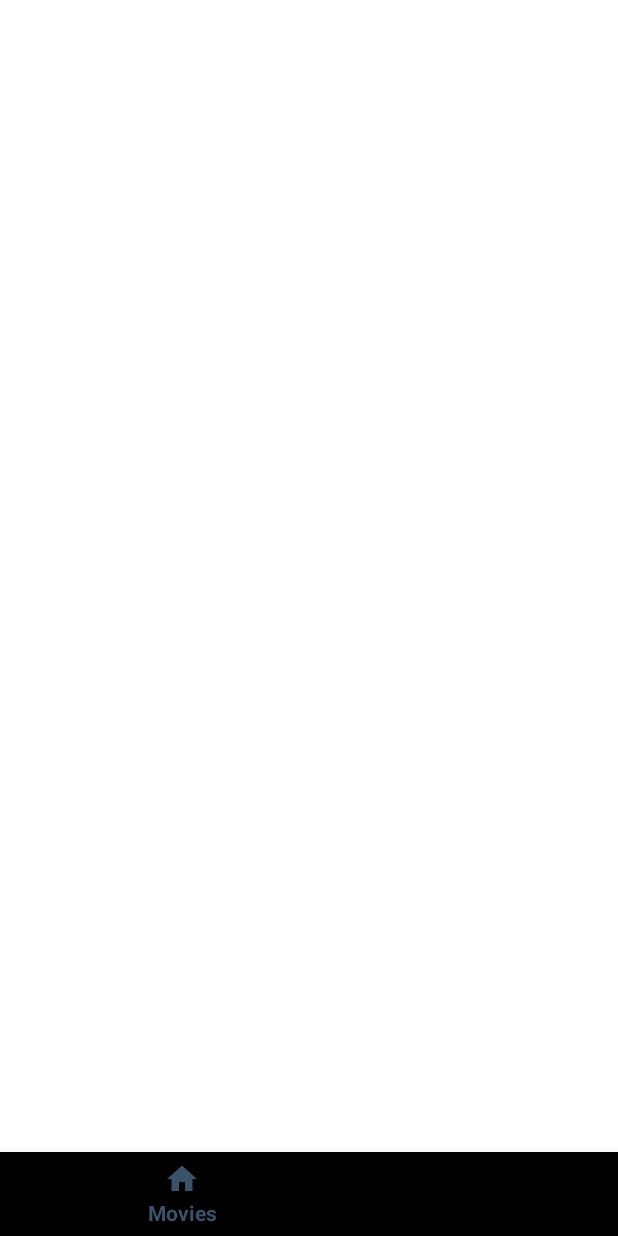
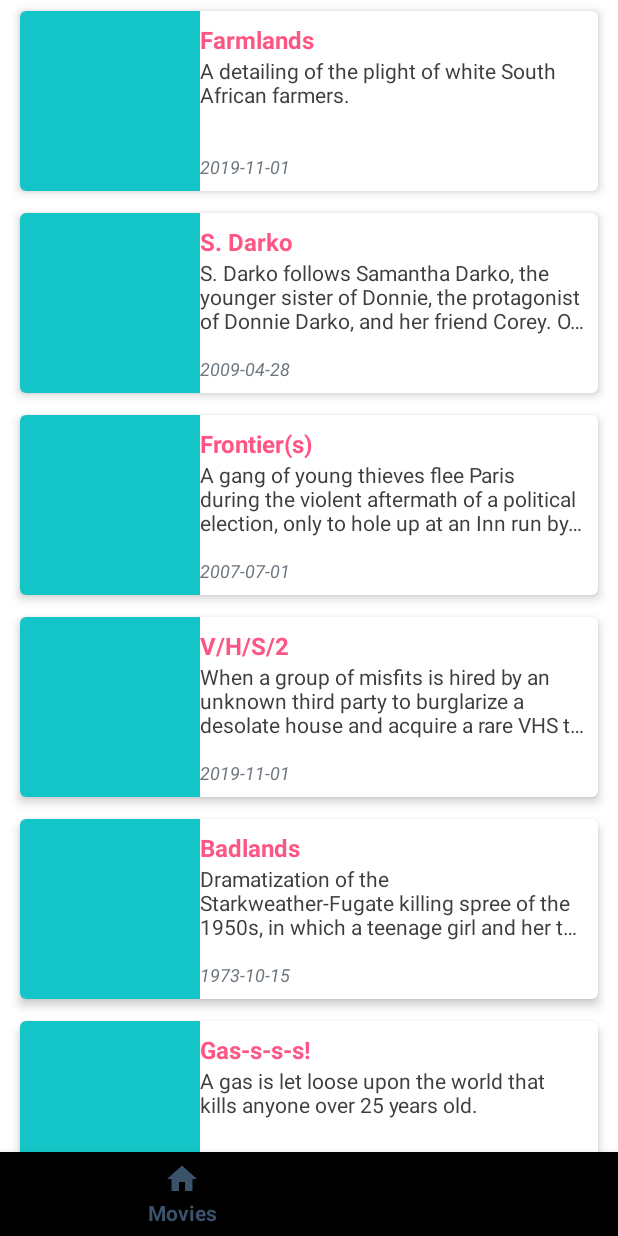
Before and after one commit to amukancabbage/movies_jetpack, an Android app: the screen it shows after launch (HomeActivity), on a phone screen of 412 x 824 dp. Run offline under Robolectric (Android 15) with nearby library versions, the phone set to English and light mode, and no system bars; our stand-ins replace data binding; pictures from the network do not load; 1 statement that could not run was skipped.

Commit message:
unit testing sederhana dengan data dummy

```diff
--- a/app/build.gradle
+++ b/app/build.gradle
@@ -81,6 +81,7 @@ dependencies {
     testImplementation "org.hamcrest:hamcrest-all:$hamcrestVersion"
     testImplementation "org.mockito:mockito-core:$mockitoVersion"
     testImplementation "androidx.arch.core:core-testing:$archLifecycleVersion"
+    testImplementation "org.mockito:mockito-inline:$mockitoVersion"
 
 
     // Dependencies for Android unit tests
--- a/app/src/main/java/com/example/moviesjetpack/ui/movies/MoviesFragment.kt
+++ b/app/src/main/java/com/example/moviesjetpack/ui/movies/MoviesFragment.kt
@@ -12,7 +12,6 @@ import androidx.databinding.DataBindingUtil
 import androidx.lifecycle.Observer
 import androidx.lifecycle.ViewModelProviders
 import androidx.recyclerview.widget.LinearLayoutManager
-import androidx.recyclerview.widget.RecyclerView
 
 import com.example.moviesjetpack.R
 import com.example.moviesjetpack.model.MoviesEntity
@@ -47,7 +46,8 @@ class MoviesFragment : Fragment(),MoviesNavigator {
         binding.recyclerView.layoutManager = LinearLayoutManager(activity)
         viewModel = ViewModelProviders.of(this).get(MoviesViewModel::class.java)
         viewModel.setNavigator(this)
-        viewModel.setMoviesLiveData()
+//        viewModel.setMoviesLiveData()
+        viewModel.setMoviesDummy()
         viewModel.getMoviesLiveData().observe(this, Observer { moviesEntity ->
             binding.recyclerView.adapter = MoviesAdapter(moviesEntity, viewModel)
         })
--- a/app/src/main/java/com/example/moviesjetpack/ui/movies/MoviesViewModel.kt
+++ b/app/src/main/java/com/example/moviesjetpack/ui/movies/MoviesViewModel.kt
@@ -5,15 +5,21 @@ import androidx.lifecycle.LiveData
 import androidx.lifecycle.MutableLiveData
 import androidx.lifecycle.ViewModel
 import com.example.moviesjetpack.data.Repository
+import com.example.moviesjetpack.data.RetrofitServices
 import com.example.moviesjetpack.model.*
+import com.example.moviesjetpack.utils.DataDummy
 import retrofit2.Call
 import retrofit2.Callback
 import retrofit2.Response
 
 class MoviesViewModel : ViewModel() {
 
-    private val listMovies = MutableLiveData<ArrayList<MoviesEntity>>()
+    val listMovies = MutableLiveData<ArrayList<MoviesEntity>>()
     lateinit var moviesNavigator : MoviesNavigator
+    lateinit var movieServices :RetrofitServices
+
+
+
 
     fun setNavigator(moviesNavigator: MoviesNavigator){
         this.moviesNavigator = moviesNavigator
@@ -26,9 +32,10 @@ class MoviesViewModel : ViewModel() {
     internal fun setMoviesLiveData() {
 
         val listItems= ArrayList<MoviesEntity>()
-        val movieServices = Repository.create()
 
-        movieServices.getPosts().enqueue(object : Callback<MoviesEntityResponse> {
+        this.movieServices = Repository.create()
+
+        this.movieServices.getPosts().enqueue(object : Callback<MoviesEntityResponse> {
 
             override fun onResponse(
                 call: Call<MoviesEntityResponse>,
@@ -62,6 +69,11 @@ class MoviesViewModel : ViewModel() {
 
     }
 
+    internal fun setMoviesDummy() {
+        val listItems= DataDummy.generateDummyMovies()
+        listMovies.postValue(listItems)
+    }
+
     fun itemClick(moviesEntity: MoviesEntity){
         moviesNavigator.onItemClick(moviesEntity)
     }
--- a/app/src/main/java/com/example/moviesjetpack/ui/tv/TvViewModel.kt
+++ b/app/src/main/java/com/example/moviesjetpack/ui/tv/TvViewModel.kt
@@ -45,7 +45,8 @@ class TvViewModel : ViewModel() {
                             it.overview,
                             it.first_air_date,
                             "https://image.tmdb.org/t/p/w500" + it.poster_path,
-                            "https://image.tmdb.org/t/p/w500" + it.backdrop_path
+                            "https://image.tmdb.org/t/p/w500" + it.backdrop_path,
+                            it.vote_average
                         )
                         listItems.add(movieItems)
                     }
--- /dev/null
+++ b/app/src/main/java/com/example/moviesjetpack/utils/DataDummy.kt
@@ -0,0 +1,189 @@
+package com.example.moviesjetpack.utils
+
+import com.example.moviesjetpack.model.MoviesEntity
+import com.example.moviesjetpack.model.TvEntity
+
+object DataDummy {
+
+    fun generateDummyMovies(): ArrayList<MoviesEntity> {
+
+        val movies = ArrayList<MoviesEntity>()
+
+        movies.add(MoviesEntity("532170",
+            "Farmlands",
+            "A detailing of the plight of white South African farmers.",
+            "2019-11-01",
+            "https://image.tmdb.org/t/p/w500/1jNS4DoNh7aalZrLioa7BVjoZna.jpg",
+            "https://image.tmdb.org/t/p/w500/xUeDT0xcBMK81xfwj4MTrMEbNLQ.jpg","6.2"
+        ))
+        movies.add(MoviesEntity("17532",
+            "S. Darko",
+            "S. Darko follows Samantha Darko, the younger sister of Donnie, the protagonist of Donnie Darko, and her friend Corey. On their way to California, their car breaks down, forcing them to wait in a small town until it is fixed. While there, Samantha begins to have dreams that warn her of the end of the universe.",
+            "2009-04-28",
+            "https://image.tmdb.org/t/p/w500/dAol6pkKEX7zM1rICqPgUWmas2S.jpg",
+            "https://image.tmdb.org/t/p/w500/scVLRx5GWyznYoBMUo8aXxgLot9.jpg","3.9"
+        ))
+        movies.add(MoviesEntity("13492",
+            "Frontier(s)",
+            "A gang of young thieves flee Paris during the violent aftermath of a political election, only to hole up at an Inn run by neo-Nazis.",
+            "2007-07-01",
+            "https://image.tmdb.org/t/p/w500/lX5XyaUQ4yXRY1knq5N8IKj6Ua4.jpg",
+            "https://image.tmdb.org/t/p/w500/797NHoM5WWad5h0gw8ipVFM6YRs.jpg","6.1"
+        ))
+        movies.add(MoviesEntity("84348",
+            "V/H/S/2",
+            "When a group of misfits is hired by an unknown third party to burglarize a desolate house and acquire a rare VHS tape, they discover more found footage than they bargained for.",
+            "2019-11-01",
+            "https://image.tmdb.org/t/p/w500/yo49x6Jhr1ecCjy1ByFqwAbtARJ.jpg",
+            "https://image.tmdb.org/t/p/w500/xAC9kXLxUHpdCkISgYcLzYrxIQR.jpg","5.9"
+        ))
+        movies.add(MoviesEntity("3133",
+            "Badlands",
+            "Dramatization of the Starkweather-Fugate killing spree of the 1950s, in which a teenage girl and her twenty-something boyfriend slaughtered her entire family and several others in the Dakota badlands.",
+            "1973-10-15",
+            "https://image.tmdb.org/t/p/w500/yAFn7Bc80pF98DOxRs85d78jWbD.jpg",
+            "https://image.tmdb.org/t/p/w500/czf6PpgXD71D0OAbyAdVXK0PEQj.jpg","7.6"
+        ))
+        movies.add(MoviesEntity("85224",
+            "Gas-s-s-s!",
+            "A gas is let loose upon the world that kills anyone over 25 years old.",
+            "1970-09-04",
+            "https://image.tmdb.org/t/p/w500/g8GZW491qCPHm8jpL0ae14zpdtn.jpg",
+            "https://image.tmdb.org/t/p/w500/lNswxUchbuUV0C0NgvxfRRldQGC.jpg","5"
+        ))
+        movies.add(MoviesEntity("335578",
+            "Land of Mine",
+            "In the days following the surrender of Germany in May 1945, a group of young German prisoners of war is handed over to the Danish authorities and subsequently sent to the West Coast, where they are ordered to remove the more than two million mines that the Germans had placed in the sand along the coast. With their bare hands, crawling around in the sand, the boys are forced to perform the dangerous work under the leadership of a Danish sergeant.",
+            "2015-12-03",
+            "https://image.tmdb.org/t/p/w500/7TOYH2VDnYbXpBKlrkdQZUSC3Du.jpg",
+            "https://image.tmdb.org/t/p/w500/vkzeh2G7Gwapo4J1eqGWRph2hCs.jpg","7.8"
+        ))
+        movies.add(MoviesEntity("426265",
+            "Burning Sands",
+            "Deep into Hell Week, a favored pledgee is torn between honoring his code of silence or standing up against the intensifying violence of underground hazing.",
+            "2017-01-24",
+            "https://image.tmdb.org/t/p/w500/nTOithYdgE4jAdSIuH1nAaxkmzY.jpg",
+            "https://image.tmdb.org/t/p/w500/ieaqmpp6W8UGdvTVclBrQctLrgM.jpg","6.2"
+        ))
+        movies.add(MoviesEntity("424",
+            "Schindler's List",
+            "The true story of how businessman Oskar Schindler saved over a thousand Jewish lives from the Nazis while they worked as slaves in his factory during World War II.",
+            "1993-11-30",
+            "https://image.tmdb.org/t/p/w500/yPisjyLweCl1tbgwgtzBCNCBle.jpg",
+            "https://image.tmdb.org/t/p/w500/cTNYRUTXkBgPH3wP3kmPUB5U6dA.jpg","8.6"
+        ))
+        movies.add(MoviesEntity("19380",
+            "White Sands",
+            "A small southwestern town sheriff finds a body in the desert with a suitcase and $500,000. He impersonates the man and stumbles into an FBI investigation.",
+            "1992-04-24",
+            "https://image.tmdb.org/t/p/w500/7XderqM5oxzbWanJq6FLvpmFLdA.jpg",
+            "https://image.tmdb.org/t/p/w500/3Y5rAC3q3U0auyvSGxtNdtxSwGU.jpg","5.7"
+        ))
+        movies.add(MoviesEntity("625719",
+            "Martin's Close",
+            "Part of the long running tradition of 'A Ghost Story For Christmas' on BBC Four in the UK, and the third instalment presented by Mark Gatiss. A young squire accused of murdering a young girl that did not return his feelings of love reveals a supernatural secret at his trial.",
+            "2019-12-24",
+            "https://image.tmdb.org/t/p/w500/ArhYVKnfILuWERuUyuvWJd1jqRm.jpg",
+            "https://image.tmdb.org/t/p/w500/gcccicGB2eKpE8K50wGXa9GJY3M.jpg","3"
+        ))
+
+
+        return movies
+    }
+
+    fun generateDummyTvs(): List<TvEntity> {
+
+        val tvs = ArrayList<TvEntity>()
+
+        tvs.add(TvEntity("57243",
+            "Doctor Who",
+            "The Doctor is a Time Lord: a 900 year old alien with 2 hearts, part of a gifted civilization who mastered time travel. The Doctor saves planets for a living—more of a hobby actually, and the Doctor's very, very good at it.",
+            "2005-03-26",
+            "https://image.tmdb.org/t/p/w500/cDDb7WA2i7cENhkEEjXEDrXGyNL.jpg",
+            "https://image.tmdb.org/t/p/w500/nfH8SZJVOxcBlFaqqtoqS5hHizG.jpg","7"
+        ))
+
+        tvs.add(TvEntity("4656",
+            "WWE Raw",
+            "WWE Raw is a professional wrestling television program that currently airs live on Monday evenings on the USA Network in the United States. The show debuted on January 11, 1993. WWE Raw moved from the USA Network to TNN in September, 2000 and then to Spike TV in August, 2003 when TNN was rebranded. On October 3, 2005 WWE Raw returned to the USA Network.\n\nSince its first episode, WWE Raw has broadcast live from 203 different arenas in 169 cities and towns in ten different nations. As of the show's 1,000th episode, airing on July 23, 2012, WWE Raw has become a three-hour broadcast from two-hours, a format that had previously been reserved for special episodes.",
+            "1993-01-11",
+            "https://image.tmdb.org/t/p/w500/qvQ2Fu75bNUiZ1yzuHI3wkTGy7C.jpg",
+            "https://image.tmdb.org/t/p/w500/l6ci9v4XC6DCTlZG8NiufRBx3kG.jpg","6.4"
+        ))
+
+        tvs.add(TvEntity("45",
+            "Top Gear",
+            "The hosts talk about the latest cars and its specifications. They review the performance of the car and also find out if it is as good as the manufacturers claim. The current hosts are Chris Evans and Matt LeBlanc with The Stig.",
+            "2002-10-20",
+            "https://image.tmdb.org/t/p/w500/aqM6QnuhSXzjHlKbXyKUqxaGiWu.jpg",
+            "https://image.tmdb.org/t/p/w500/o8IhJLFGLhqhpgKf68bvts12f5Y.jpg","7.4"
+        ))
+
+
+        tvs.add(TvEntity("84661",
+            "The Outsider",
+            "When an insidious supernatural force edges its way into a seemingly straightforward investigation into the gruesome murder of a young boy, it leads a seasoned cop and an unorthodox investigator to question everything they believe in.",
+            "2020-01-12",
+            "https://image.tmdb.org/t/p/w500/aMiPwPQjQI1EZN3xP2V0sSU37dc.jpg",
+            "https://image.tmdb.org/t/p/w500/lmlsqpAfDZnZumcFhbsTrOy9uNZ.jpg","8.3"
+        ))
+
+        tvs.add(TvEntity("37854",
+            "One Piece",
+            "Years ago, the fearsome pirate king Gol D. Roger was executed, leaving a huge pile of treasure and the famous \"One Piece\" behind. Whoever claims the \"One Piece\" will be named the new pirate king. Monkey D. Luffy, a boy who consumed one of the \"Devil's Fruits\", has it in his head that he'll follow in the footsteps of his idol, the pirate Shanks, and find the One Piece. It helps, of course, that his body has the properties of rubber and he's surrounded by a bevy of skilled fighters and thieves to help him along the way. Monkey D. Luffy brings a bunch of his crew followed by, Roronoa Zoro, Nami, Usopp, Sanji, Tony-Tony Chopper, Nico Robin, Franky, and Brook. They will do anything to get the One Piece and become King of the Pirates!",
+            "1999-10-20",
+            "https://image.tmdb.org/t/p/w500/335fmCjQq4jRZK2QR3ZVJ84yYO0.jpg",
+            "https://image.tmdb.org/t/p/w500/4Mt7WHox67uJ1yErwTBFcV8KWgG.jpg","7.8"
+        ))
+
+        tvs.add(TvEntity("2661",
+            "Kamen Rider",
+            "A Japanese anthology series centered around a man who transforms into a bug-themed superhero.",
+            "1971-04-03",
+            "https://image.tmdb.org/t/p/w500/o57T19zgZakEpre3d9ddy1UZonp.jpg",
+            "https://image.tmdb.org/t/p/w500/A6euKtibc99zyWNy3TPbXA31h1l.jpg","5.8"
+        ))
+
+        tvs.add(TvEntity("4546",
+            "Curb Your Enthusiasm",
+            "The off-kilter, unscripted comic vision of Larry David, who plays himself in a parallel universe in which he can't seem to do anything right, and, by his standards, neither can anyone else.",
+            "2000-10-15",
+            "https://image.tmdb.org/t/p/w500/kWQDOnLs5DK0ta8xQZLsaienIHp.jpg",
+            "https://image.tmdb.org/t/p/w500/eNSIkGIYqXVFNmT85P4X7BsXkYI.jpg","8.1"
+        ))
+
+        tvs.add(TvEntity("6390",
+            "Escape to the Country",
+            "The property show that helps prospective buyers find their dream home in the country.",
+            "2002-10-14",
+            "https://image.tmdb.org/t/p/w500/ykSfW3rU7Th0VvrgB85nHvQZCAN.jpg",
+            "https://image.tmdb.org/t/p/w500/w7oNyGaZ8Tz9LnAr0nf6dvKC968.jpg","6.7"
+        ))
+
+        tvs.add(TvEntity("71663",
+            "Black Lightning",
+            "Jefferson Pierce is a man wrestling with a secret. As the father of two daughters and principal of a charter high school that also serves as a safe haven for young people in a New Orleans neighborhood overrun by gang violence, he is a hero to his community.",
+            "2018-01-16",
+            "https://image.tmdb.org/t/p/w500/90QFKG1QK7szgMIB2SxFADY1pvy.jpg",
+            "https://image.tmdb.org/t/p/w500/h6QhUjIquntBfvD8nm71RoEgwvr.jpg","6.7"
+        ))
+
+        tvs.add(TvEntity("82395",
+            "The Liar",
+            "",
+            "2012-01-08",
+            "https://image.tmdb.org/t/p/w500/cE3EvYf87nM6B9ZKp4w9sTz6QCY.jpg",
+            "https://image.tmdb.org/t/p/w500/kvdRZOLuvln0YSrc01JmugXxYaB.jpg","0"
+        ))
+
+        tvs.add(TvEntity("90811",
+            "Avenue 5",
+            "40 years in the future, space captain Ryan Clark and the crew of the luxury space cruise ship Avenue 5 navigate disgruntled passengers and unexpected events after experiencing technical difficulties onboard.",
+            "2020-01-19",
+            "https://image.tmdb.org/t/p/w500/tJuFDbd6OmqEcfWbCDSYIHlqGoN.jpg",
+            "https://image.tmdb.org/t/p/w500/8Q1jEFvhGNQqDUzEuqj9G9tAJYL.jpg","6.4"
+        ))
+
+        return tvs
+    }
+}
```
Also changed, not shown: app/src/main/java/com/example/moviesjetpack/model/TvEntity.kt (+43 -1 lines), 1 other file.
